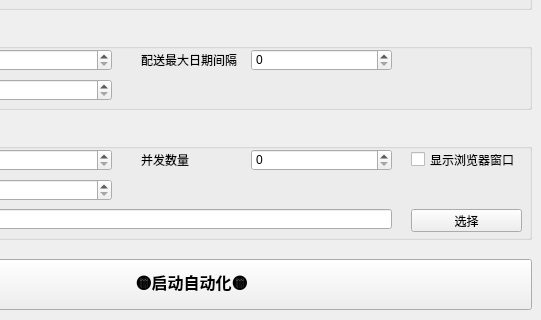
Qt form ui/main.ui (feassh/zying-auto) before a commit; both pictures show x 159 to 700 and y 111 to 431 of the 700 by 431 pixel window.
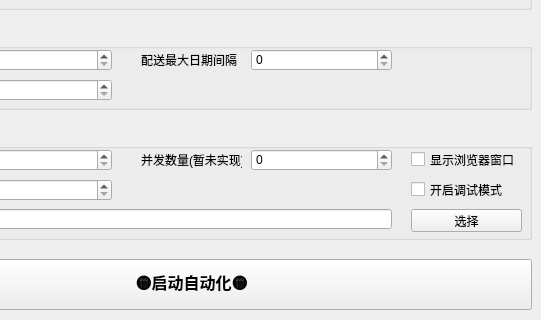
The same form after that commit.

Patch:
```diff
--- a/ui/main.ui
+++ b/ui/main.ui
@@ -278,7 +278,7 @@
       </rect>
      </property>
      <property name="text">
-      <string>并发数量</string>
+      <string>并发数量(暂未实现)</string>
      </property>
     </widget>
     <widget class="QSpinBox" name="sbConcurrency">
@@ -372,6 +372,19 @@
       <string>选择</string>
      </property>
     </widget>
+    <widget class="QCheckBox" name="cbDebug">
+     <property name="geometry">
+      <rect>
+       <x>560</x>
+       <y>50</y>
+       <width>111</width>
+       <height>21</height>
+      </rect>
+     </property>
+     <property name="text">
+      <string>开启调试模式</string>
+     </property>
+    </widget>
    </widget>
    <widget class="QPushButton" name="pbStart">
     <property name="geometry">
```
